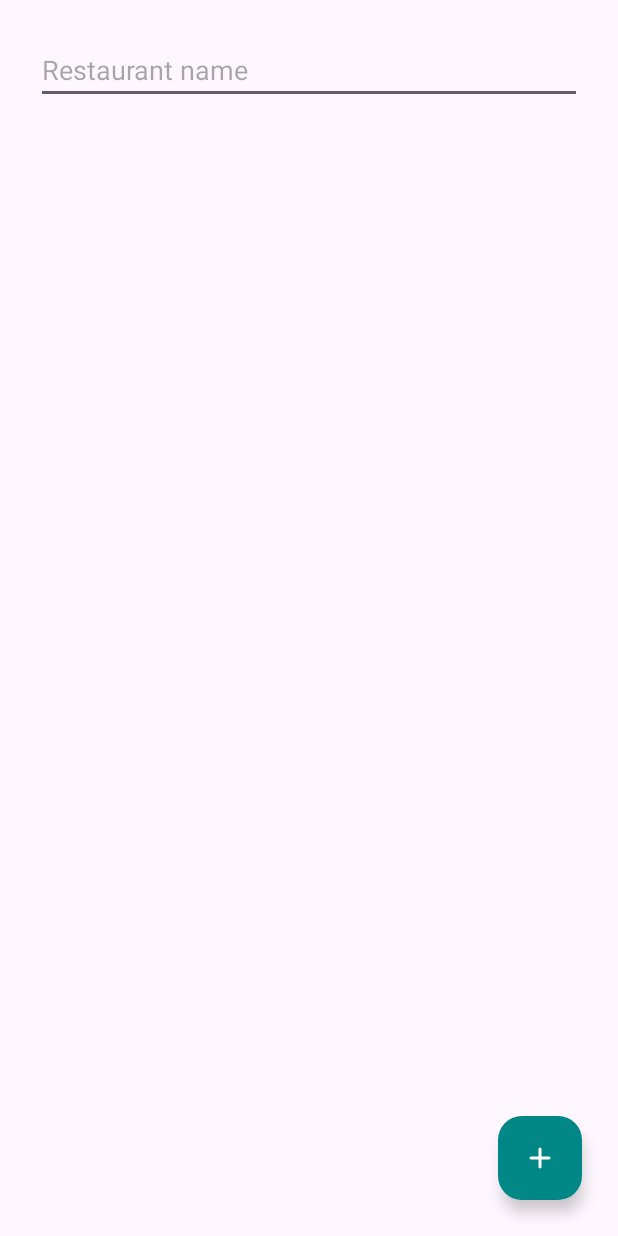
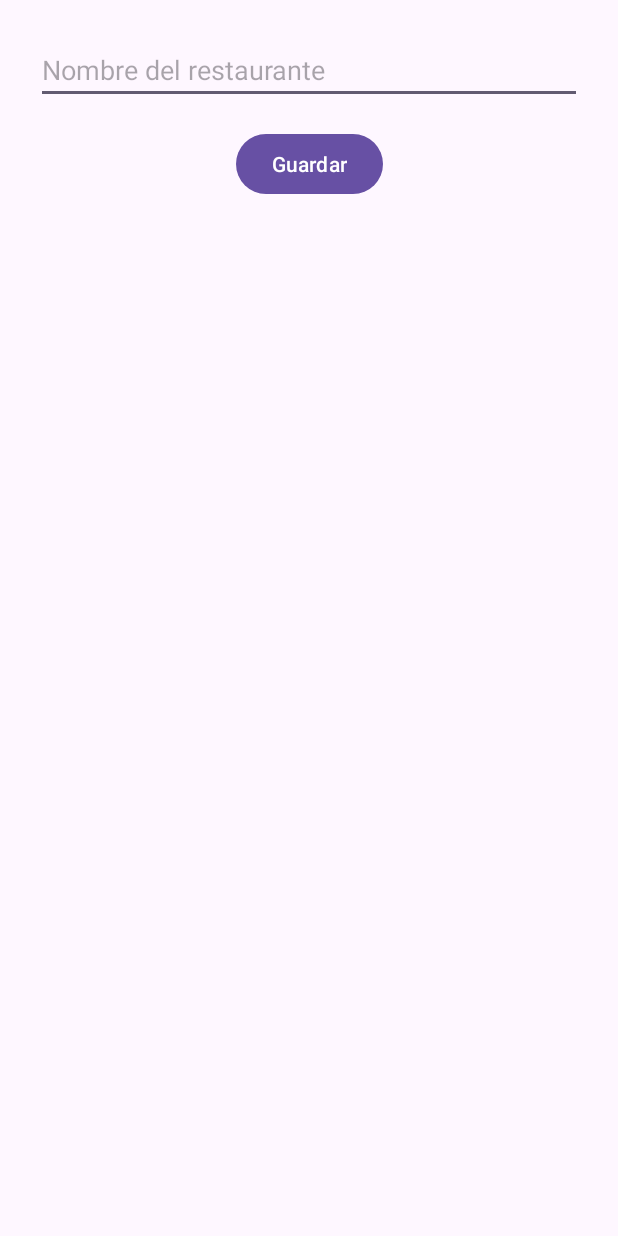
Before and after one commit to franciscoxcode/CDMXGourmet, an Android app: the screen it shows after launch (AddRestaurantActivity), after a tap on "Add Restaurant", on a phone screen of 412 x 824 dp. Run offline under Robolectric (Android 15) with nearby library versions, the phone set to English and light mode, and no system bars.

Commit message:
feat: Enable saving new restaurants to database via form

```diff
--- a/app/src/main/java/com/franciscocasillas/cdmxgourmet/AddRestaurantActivity.java
+++ b/app/src/main/java/com/franciscocasillas/cdmxgourmet/AddRestaurantActivity.java
@@ -1,24 +1,58 @@
 package com.franciscocasillas.cdmxgourmet;
 
 import android.os.Bundle;
+import android.view.View;
+import android.widget.EditText;
+import android.widget.Toast;
+import android.widget.Button;
 
-import androidx.activity.EdgeToEdge;
 import androidx.appcompat.app.AppCompatActivity;
 import androidx.core.graphics.Insets;
 import androidx.core.view.ViewCompat;
 import androidx.core.view.WindowInsetsCompat;
 
+import com.franciscocasillas.cdmxgourmet.data.RestaurantDao;
+import com.google.android.material.floatingactionbutton.FloatingActionButton;
+
 public class AddRestaurantActivity extends AppCompatActivity {
+
+    private EditText editTextRestaurantName;
 
     @Override
     protected void onCreate(Bundle savedInstanceState) {
         super.onCreate(savedInstanceState);
-        EdgeToEdge.enable(this);
         setContentView(R.layout.activity_add_restaurant);
-        ViewCompat.setOnApplyWindowInsetsListener(findViewById(R.id.main), (v, insets) -> {
-            Insets systemBars = insets.getInsets(WindowInsetsCompat.Type.systemBars());
-            v.setPadding(systemBars.left, systemBars.top, systemBars.right, systemBars.bottom);
-            return insets;
+
+        // ✅ Asegura que el ID exista antes de aplicar insets
+        View root = findViewById(R.id.main);
+        if (root != null) {
+            ViewCompat.setOnApplyWindowInsetsListener(root, (v, insets) -> {
+                Insets systemBars = insets.getInsets(WindowInsetsCompat.Type.systemBars());
+                v.setPadding(systemBars.left, systemBars.top, systemBars.right, systemBars.bottom);
+                return insets;
+            });
+        }
+
+        // 🔠 Referencia al campo de texto
+        editTextRestaurantName = findViewById(R.id.editTextRestaurantName);
+
+        // ➕ Botón para guardar restaurante
+        Button saveButton = findViewById(R.id.saveRestaurantButton);        saveButton.setOnClickListener(v -> {
+            String name = editTextRestaurantName.getText().toString().trim();
+
+            if (name.isEmpty()) {
+                Toast.makeText(this, "Por favor ingresa un nombre", Toast.LENGTH_SHORT).show();
+                return;
+            }
+
+            // 💾 Guardar en base de datos
+            RestaurantDao dao = new RestaurantDao(this);
+            dao.insertRestaurant(name);
+
+            Toast.makeText(this, "Restaurante guardado", Toast.LENGTH_SHORT).show();
+
+            // ⬅️ Regresar a la pantalla anterior
+            finish();
         });
     }
 }
--- a/app/src/main/java/com/franciscocasillas/cdmxgourmet/MainActivity.java
+++ b/app/src/main/java/com/franciscocasillas/cdmxgourmet/MainActivity.java
@@ -46,21 +46,30 @@ public class MainActivity extends AppCompatActivity {
             return insets;
         });
 
-        // Load restaurants from SQLite database
+        // Initial load of restaurants
         setupRestaurants();
 
-        // Setup RecyclerView with RestaurantAdapter
+        // Setup RecyclerView with adapter
         RecyclerView recyclerView = findViewById(R.id.restaurantRecyclerView);
         recyclerView.setLayoutManager(new LinearLayoutManager(this));
         adapter = new RestaurantAdapter(restaurantList);
         recyclerView.setAdapter(adapter);
 
-        // ➕ Set up FAB to open AddRestaurantActivity
+        // ➕ Floating button to open AddRestaurantActivity
         FloatingActionButton fab = findViewById(R.id.fab);
         fab.setOnClickListener(v -> {
             Intent intent = new Intent(MainActivity.this, AddRestaurantActivity.class);
             startActivity(intent);
         });
+    }
+
+    // 🔁 Refresh data when returning to MainActivity
+    @Override
+    protected void onResume() {
+        super.onResume();
+        RestaurantDao dao = new RestaurantDao(this);
+        restaurantList = dao.getAllRestaurants();
+        adapter.updateList(restaurantList);
     }
 
     @Override
@@ -88,7 +97,6 @@ public class MainActivity extends AppCompatActivity {
         return true;
     }
 
-    // Filter restaurants by name using search input
     private void filterRestaurants(String text) {
         List<Restaurant> filteredList = restaurantList.stream()
                 .filter(r -> r.name.toLowerCase().contains(text.toLowerCase()))
@@ -96,7 +104,6 @@ public class MainActivity extends AppCompatActivity {
         adapter.updateList(filteredList);
     }
 
-    // Load restaurant data from SQLite using DAO
     private void setupRestaurants() {
         RestaurantDao dao = new RestaurantDao(this);
         restaurantList = dao.getAllRestaurants();
--- a/app/src/main/res/layout/activity_add_restaurant.xml
+++ b/app/src/main/res/layout/activity_add_restaurant.xml
@@ -1,35 +1,29 @@
 <?xml version="1.0" encoding="utf-8"?>
-<androidx.coordinatorlayout.widget.CoordinatorLayout xmlns:android="http://schemas.android.com/apk/res/android"
+<androidx.constraintlayout.widget.ConstraintLayout xmlns:android="http://schemas.android.com/apk/res/android"
     xmlns:app="http://schemas.android.com/apk/res-auto"
-    xmlns:tools="http://schemas.android.com/tools"
     android:id="@+id/main"
     android:layout_width="match_parent"
     android:layout_height="match_parent"
-    tools:context=".AddRestaurantActivity">
+    android:padding="24dp">
 
-    <LinearLayout
-        android:layout_width="match_parent"
-        android:layout_height="match_parent"
-        android:orientation="vertical"
-        android:padding="24dp">
+    <EditText
+        android:id="@+id/editTextRestaurantName"
+        android:layout_width="0dp"
+        android:layout_height="wrap_content"
+        android:hint="Nombre del restaurante"
+        android:inputType="textPersonName"
+        app:layout_constraintTop_toTopOf="parent"
+        app:layout_constraintStart_toStartOf="parent"
+        app:layout_constraintEnd_toEndOf="parent" />
 
-        <EditText
-            android:id="@+id/editTextRestaurantName"
-            android:layout_width="match_parent"
-            android:layout_height="wrap_content"
-            android:hint="Restaurant name"
-            android:inputType="textPersonName" />
-    </LinearLayout>
-
-    <com.google.android.material.floatingactionbutton.FloatingActionButton
+    <Button
         android:id="@+id/saveRestaurantButton"
         android:layout_width="wrap_content"
         android:layout_height="wrap_content"
-        android:layout_gravity="bottom|end"
-        android:layout_margin="24dp"
-        android:contentDescription="Save restaurant"
-        android:src="@drawable/ic_add"
-        app:backgroundTint="@color/teal_700"
-        app:tint="@android:color/white" />
+        android:text="Guardar"
+        app:layout_constraintTop_toBottomOf="@id/editTextRestaurantName"
+        app:layout_constraintStart_toStartOf="parent"
+        app:layout_constraintEnd_toEndOf="parent"
+        android:layout_marginTop="16dp" />
 
-</androidx.coordinatorlayout.widget.CoordinatorLayout>
+</androidx.constraintlayout.widget.ConstraintLayout>
```
